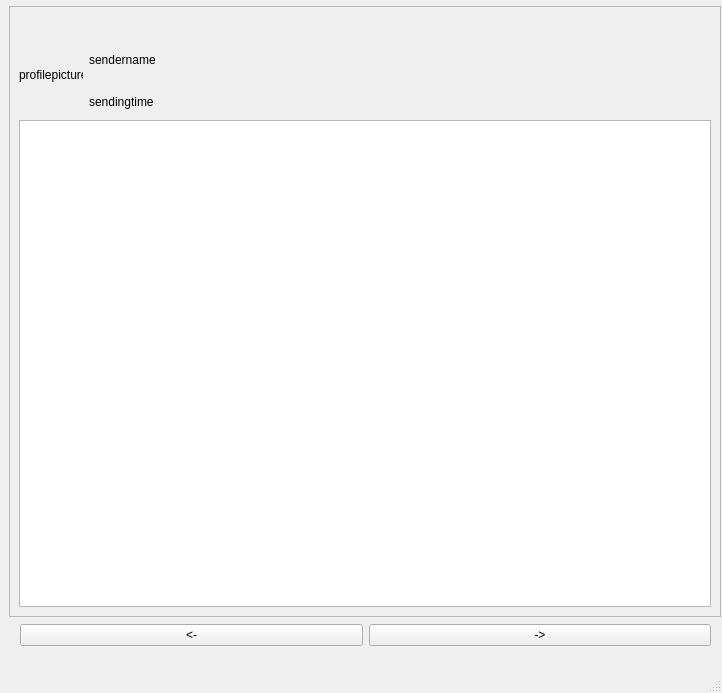
Before: the Qt Designer form src/static/preview.ui in Pizza989/mail_match, drawn with Qt 5.
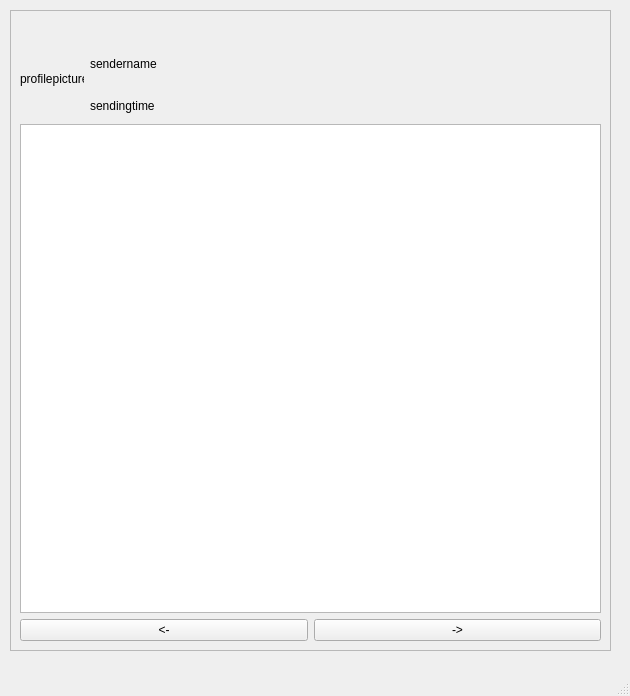
After: the same form once the commit is applied.

Commit message: layout and plain text edit added

```diff
--- a/src/static/preview.ui
+++ b/src/static/preview.ui
@@ -6,23 +6,26 @@
    <rect>
     <x>0</x>
     <y>0</y>
-    <width>722</width>
-    <height>693</height>
+    <width>630</width>
+    <height>696</height>
    </rect>
   </property>
   <property name="windowTitle">
    <string>MainWindow</string>
   </property>
   <widget class="QWidget" name="centralwidget">
+   <widget class="QWidget" name="verticalLayoutWidget">
+    <property name="geometry">
+     <rect>
+      <x>10</x>
+      <y>10</y>
+      <width>601</width>
+      <height>641</height>
+     </rect>
+    </property>
+    <layout class="QVBoxLayout" name="verticalLayout_3">
+     <item>
    <widget class="QFrame" name="mail_frame">
-    <property name="geometry">
-     <rect>
-      <x>9</x>
-      <y>6</y>
-      <width>712</width>
-      <height>611</height>
-     </rect>
-    </property>
     <property name="frameShape">
      <enum>QFrame::StyledPanel</enum>
     </property>
@@ -121,26 +124,9 @@
       </layout>
      </item>
      <item>
-      <widget class="QTextBrowser" name="email_body_browser">
-       <property name="sizePolicy">
-        <sizepolicy hsizetype="Expanding" vsizetype="Expanding">
-         <horstretch>0</horstretch>
-         <verstretch>0</verstretch>
-        </sizepolicy>
-       </property>
-      </widget>
-     </item>
-    </layout>
-   </widget>
-   <widget class="QWidget" name="">
-    <property name="geometry">
-     <rect>
-      <x>20</x>
-      <y>620</y>
-      <width>691</width>
-      <height>31</height>
-     </rect>
-    </property>
+         <widget class="QPlainTextEdit" name="plainTextEdit"/>
+        </item>
+        <item>
     <layout class="QHBoxLayout" name="horizontalLayout_2">
      <item>
       <widget class="QPushButton" name="sleft_button">
@@ -175,6 +161,11 @@
       </widget>
      </item>
     </layout>
+        </item>
+       </layout>
+      </widget>
+     </item>
+    </layout>
    </widget>
   </widget>
   <widget class="QMenuBar" name="menubar">
```
Left out of the diff: 2 changed lines with no effect on the pictures. Lines whose indentation alone changed are shown as unchanged.
